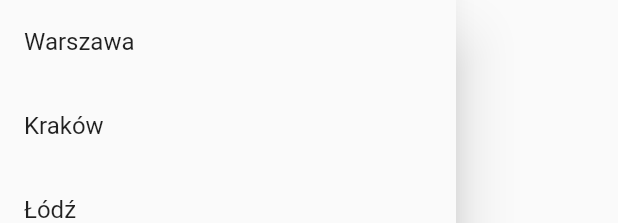
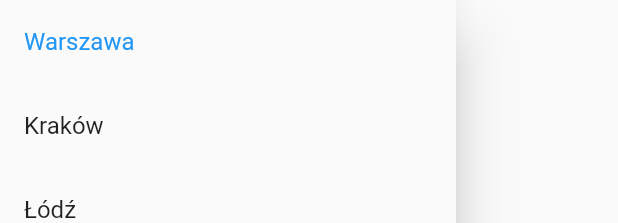
Before and after one commit to oczkers/flutter-meteo24, a Flutter app: the MenuDrawer widget shown alone on an empty page, opened directly, on a phone screen of 412 x 824 dp. Shown: the top 223 px of the screen. Run offline on Flutter 3.47's test engine with Material 2 defaults, Android fonts, the phone set to English and light mode, and no system bars; network calls fail.

Commit message:
show active page in menubar

```diff
--- a/lib/main.dart
+++ b/lib/main.dart
@@ -69,6 +69,7 @@ class MenuDrawer extends StatelessWidget {
                 itemBuilder: (_, index) {
                   var cityname = myProvider.cities.keys.toList()[index];
                   return ListTile(
+                    selected: myProvider.selected(cityname),
                     title: Text(cityname),
                     onTap: () {
                       myProvider.setCity(cityname);
@@ -79,7 +80,12 @@ class MenuDrawer extends StatelessWidget {
               ),
             ),
             Divider(),
+            // ListTile(
+            //   title: Text('Komentarz'),
+            //   onTap: () {}, // https://www.meteo.pl/komentarze/index1.php
+            // ),
             ListTile(
+              selected: myProvider.selected('legend'),
               title: Text('Legenda'),
               onTap: () {
                 myProvider.displayLegend();
--- a/lib/myProvider.dart
+++ b/lib/myProvider.dart
@@ -31,6 +31,7 @@ String lang = 'pl';
 class MyProvider with ChangeNotifier {
   String url_graph = 'https://www.meteo.pl/um/metco/mgram_pict.php?ntype=0u&fdate=2020011712&row=406&col=250&lang=pl'; // default value
   String cityname = 'Warszawa'; // default value
+  String pagename = 'Warszawa';
   String app_title = 'Meteo24 - Warszawa';
   var cities = cities_all;
 
@@ -38,16 +39,27 @@ class MyProvider with ChangeNotifier {
 
   // setter
   void setCity(String cityname) async {
+    this.pagename = cityname;
     this.cityname = cityname;
-    this.app_title = 'Meteo24 - $cityname';
+    this.app_title = 'Meteo24 - $pagename';
     this.url_graph = await urlGraph(this.cityname, cities[this.cityname][0], cities[this.cityname][1]);
     notifyListeners();
   }
 
   void displayLegend() {
+    // TODO?: merge into setcity
     this.url_graph = 'https://www.meteo.pl/um/metco/leg_um_pl_cbase_256.png';
     this.app_title = 'Meteo24 - Legenda';
+    this.pagename = 'legend';
     notifyListeners();
+  }
+
+  bool selected(String pagename) {
+    if (pagename == this.pagename) {
+      return true;
+    } else {
+      return false;
+    }
   }
 }
 
```
